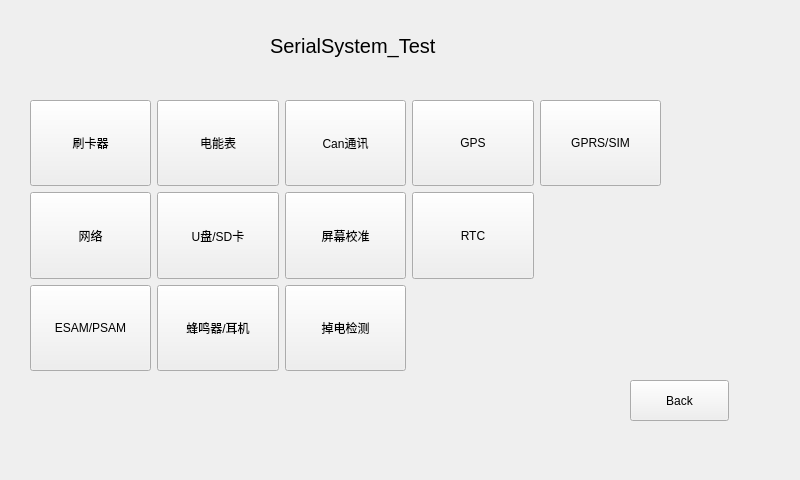
First picture: the form in main/ui/test_manual.ui, repository Blackrose/Tcutest_SerialSystem, before the edit.
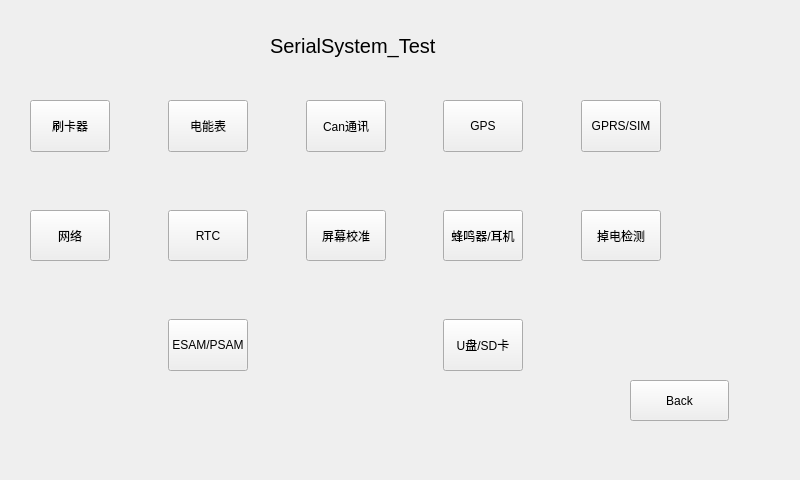
Second picture: the form after the edit. Icons and pictures are not drawn.

Commit message: 1.   增加键盘代码,优化SYSZUXpinyin 2.修改网络界面 3.增加返回，点击国家电网logo 返回上一界面 4.修改gprs界面,gps界面 5.修改pro工程，增加obj、moc、ui_froms文件

```diff
--- a/main/ui/test_manual.ui
+++ b/main/ui/test_manual.ui
@@ -56,7 +56,7 @@
   <widget class="QLabel" name="label_2">
    <property name="geometry">
     <rect>
-     <x>610</x>
+     <x>590</x>
      <y>0</y>
      <width>191</width>
      <height>71</height>
@@ -69,7 +69,7 @@
     <string/>
    </property>
   </widget>
-  <widget class="QWidget" name="">
+  <widget class="QWidget" name="layoutWidget">
    <property name="geometry">
     <rect>
      <x>30</x>
@@ -79,7 +79,77 @@
     </rect>
    </property>
    <layout class="QGridLayout" name="gridLayout">
-    <item row="0" column="4">
+    <item row="2" column="4">
+     <widget class="QPushButton" name="touch_but">
+      <property name="sizePolicy">
+       <sizepolicy hsizetype="Minimum" vsizetype="Expanding">
+        <horstretch>0</horstretch>
+        <verstretch>0</verstretch>
+       </sizepolicy>
+      </property>
+      <property name="maximumSize">
+       <size>
+        <width>649</width>
+        <height>16777215</height>
+       </size>
+      </property>
+      <property name="styleSheet">
+       <string notr="true">background-image:url()</string>
+      </property>
+      <property name="text">
+       <string>屏幕校准</string>
+      </property>
+     </widget>
+    </item>
+    <item row="0" column="1">
+     <spacer name="horizontalSpacer">
+      <property name="orientation">
+       <enum>Qt::Horizontal</enum>
+      </property>
+      <property name="sizeHint" stdset="0">
+       <size>
+        <width>40</width>
+        <height>20</height>
+       </size>
+      </property>
+     </spacer>
+    </item>
+    <item row="0" column="0">
+     <widget class="QPushButton" name="Card_but">
+      <property name="sizePolicy">
+       <sizepolicy hsizetype="Minimum" vsizetype="Expanding">
+        <horstretch>0</horstretch>
+        <verstretch>0</verstretch>
+       </sizepolicy>
+      </property>
+      <property name="maximumSize">
+       <size>
+        <width>649</width>
+        <height>16777215</height>
+       </size>
+      </property>
+      <property name="styleSheet">
+       <string notr="true">background-image:url()</string>
+      </property>
+      <property name="text">
+       <string>刷卡器</string>
+      </property>
+     </widget>
+    </item>
+    <item row="0" column="5">
+     <spacer name="horizontalSpacer_3">
+      <property name="orientation">
+       <enum>Qt::Horizontal</enum>
+      </property>
+      <property name="sizeHint" stdset="0">
+       <size>
+        <width>40</width>
+        <height>20</height>
+       </size>
+      </property>
+     </spacer>
+    </item>
+    <item row="0" column="8">
      <widget class="QPushButton" name="gprs_but">
       <property name="sizePolicy">
        <sizepolicy hsizetype="Minimum" vsizetype="Expanding">
@@ -101,51 +171,7 @@
       </property>
      </widget>
     </item>
-    <item row="1" column="1">
-     <widget class="QPushButton" name="u_sd_but">
-      <property name="sizePolicy">
-       <sizepolicy hsizetype="Minimum" vsizetype="Expanding">
-        <horstretch>0</horstretch>
-        <verstretch>0</verstretch>
-       </sizepolicy>
-      </property>
-      <property name="maximumSize">
-       <size>
-        <width>649</width>
-        <height>16777215</height>
-       </size>
-      </property>
-      <property name="styleSheet">
-       <string notr="true">background-image:url()</string>
-      </property>
-      <property name="text">
-       <string>U盘/SD卡</string>
-      </property>
-     </widget>
-    </item>
-    <item row="2" column="1">
-     <widget class="QPushButton" name="pwm_but">
-      <property name="sizePolicy">
-       <sizepolicy hsizetype="Minimum" vsizetype="Expanding">
-        <horstretch>0</horstretch>
-        <verstretch>0</verstretch>
-       </sizepolicy>
-      </property>
-      <property name="maximumSize">
-       <size>
-        <width>649</width>
-        <height>16777215</height>
-       </size>
-      </property>
-      <property name="styleSheet">
-       <string notr="true">background-image:url()</string>
-      </property>
-      <property name="text">
-       <string>蜂鸣器/耳机</string>
-      </property>
-     </widget>
-    </item>
-    <item row="0" column="3">
+    <item row="0" column="6">
      <widget class="QPushButton" name="gps_but">
       <property name="sizePolicy">
        <sizepolicy hsizetype="Minimum" vsizetype="Expanding">
@@ -168,28 +194,6 @@
      </widget>
     </item>
     <item row="0" column="2">
-     <widget class="QPushButton" name="Canbus_but">
-      <property name="sizePolicy">
-       <sizepolicy hsizetype="Minimum" vsizetype="Expanding">
-        <horstretch>0</horstretch>
-        <verstretch>0</verstretch>
-       </sizepolicy>
-      </property>
-      <property name="maximumSize">
-       <size>
-        <width>649</width>
-        <height>16777215</height>
-       </size>
-      </property>
-      <property name="styleSheet">
-       <string notr="true">background-image:url()</string>
-      </property>
-      <property name="text">
-       <string>Can通讯</string>
-      </property>
-     </widget>
-    </item>
-    <item row="0" column="1">
      <widget class="QPushButton" name="Emeter_but">
       <property name="sizePolicy">
        <sizepolicy hsizetype="Minimum" vsizetype="Expanding">
@@ -211,8 +215,34 @@
       </property>
      </widget>
     </item>
-    <item row="1" column="2">
-     <widget class="QPushButton" name="touch_but">
+    <item row="0" column="3">
+     <spacer name="horizontalSpacer_2">
+      <property name="orientation">
+       <enum>Qt::Horizontal</enum>
+      </property>
+      <property name="sizeHint" stdset="0">
+       <size>
+        <width>40</width>
+        <height>20</height>
+       </size>
+      </property>
+     </spacer>
+    </item>
+    <item row="1" column="0">
+     <spacer name="verticalSpacer">
+      <property name="orientation">
+       <enum>Qt::Vertical</enum>
+      </property>
+      <property name="sizeHint" stdset="0">
+       <size>
+        <width>20</width>
+        <height>40</height>
+       </size>
+      </property>
+     </spacer>
+    </item>
+    <item row="2" column="0">
+     <widget class="QPushButton" name="network_but">
       <property name="sizePolicy">
        <sizepolicy hsizetype="Minimum" vsizetype="Expanding">
         <horstretch>0</horstretch>
@@ -229,11 +259,81 @@
        <string notr="true">background-image:url()</string>
       </property>
       <property name="text">
-       <string>屏幕校准</string>
+       <string>网络</string>
       </property>
      </widget>
     </item>
-    <item row="1" column="3">
+    <item row="0" column="4">
+     <widget class="QPushButton" name="Canbus_but">
+      <property name="sizePolicy">
+       <sizepolicy hsizetype="Minimum" vsizetype="Expanding">
+        <horstretch>0</horstretch>
+        <verstretch>0</verstretch>
+       </sizepolicy>
+      </property>
+      <property name="maximumSize">
+       <size>
+        <width>649</width>
+        <height>16777215</height>
+       </size>
+      </property>
+      <property name="styleSheet">
+       <string notr="true">background-image:url()</string>
+      </property>
+      <property name="text">
+       <string>Can通讯</string>
+      </property>
+     </widget>
+    </item>
+    <item row="3" column="0">
+     <spacer name="verticalSpacer_2">
+      <property name="orientation">
+       <enum>Qt::Vertical</enum>
+      </property>
+      <property name="sizeHint" stdset="0">
+       <size>
+        <width>20</width>
+        <height>40</height>
+       </size>
+      </property>
+     </spacer>
+    </item>
+    <item row="0" column="7">
+     <spacer name="horizontalSpacer_4">
+      <property name="orientation">
+       <enum>Qt::Horizontal</enum>
+      </property>
+      <property name="sizeHint" stdset="0">
+       <size>
+        <width>40</width>
+        <height>20</height>
+       </size>
+      </property>
+     </spacer>
+    </item>
+    <item row="4" column="6">
+     <widget class="QPushButton" name="u_sd_but">
+      <property name="sizePolicy">
+       <sizepolicy hsizetype="Minimum" vsizetype="Expanding">
+        <horstretch>0</horstretch>
+        <verstretch>0</verstretch>
+       </sizepolicy>
+      </property>
+      <property name="maximumSize">
+       <size>
+        <width>649</width>
+        <height>16777215</height>
+       </size>
+      </property>
+      <property name="styleSheet">
+       <string notr="true">background-image:url()</string>
+      </property>
+      <property name="text">
+       <string>U盘/SD卡</string>
+      </property>
+     </widget>
+    </item>
+    <item row="2" column="2">
      <widget class="QPushButton" name="rtc_but">
       <property name="sizePolicy">
        <sizepolicy hsizetype="Minimum" vsizetype="Expanding">
@@ -255,8 +355,8 @@
       </property>
      </widget>
     </item>
-    <item row="0" column="0">
-     <widget class="QPushButton" name="Card_but">
+    <item row="2" column="6">
+     <widget class="QPushButton" name="pwm_but">
       <property name="sizePolicy">
        <sizepolicy hsizetype="Minimum" vsizetype="Expanding">
         <horstretch>0</horstretch>
@@ -273,11 +373,11 @@
        <string notr="true">background-image:url()</string>
       </property>
       <property name="text">
-       <string>刷卡器</string>
+       <string>蜂鸣器/耳机</string>
       </property>
      </widget>
     </item>
-    <item row="2" column="2">
+    <item row="2" column="8">
      <widget class="QPushButton" name="power_but">
       <property name="sizePolicy">
        <sizepolicy hsizetype="Minimum" vsizetype="Expanding">
@@ -299,7 +399,7 @@
       </property>
      </widget>
     </item>
-    <item row="2" column="0">
+    <item row="4" column="2">
      <widget class="QPushButton" name="sam_but">
       <property name="sizePolicy">
        <sizepolicy hsizetype="Minimum" vsizetype="Expanding">
@@ -321,28 +421,6 @@
       </property>
      </widget>
     </item>
-    <item row="1" column="0">
-     <widget class="QPushButton" name="network_but">
-      <property name="sizePolicy">
-       <sizepolicy hsizetype="Minimum" vsizetype="Expanding">
-        <horstretch>0</horstretch>
-        <verstretch>0</verstretch>
-       </sizepolicy>
-      </property>
-      <property name="maximumSize">
-       <size>
-        <width>649</width>
-        <height>16777215</height>
-       </size>
-      </property>
-      <property name="styleSheet">
-       <string notr="true">background-image:url()</string>
-      </property>
-      <property name="text">
-       <string>网络</string>
-      </property>
-     </widget>
-    </item>
    </layout>
   </widget>
  </widget>
```
The commit also changes 40 other files.
